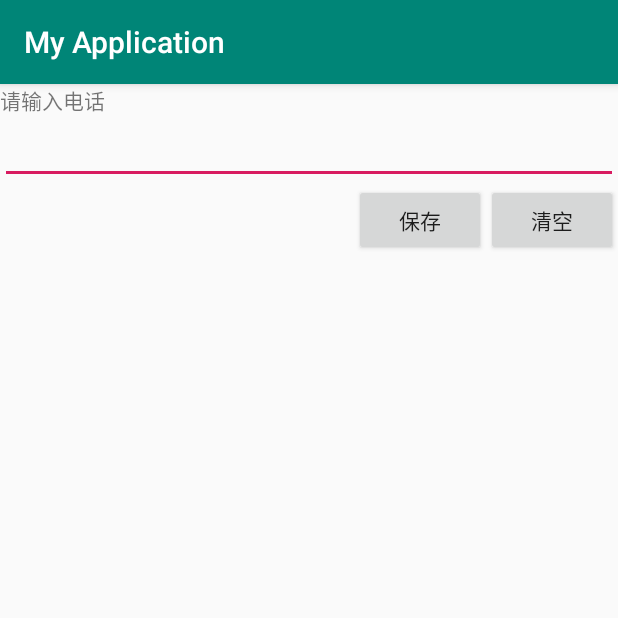
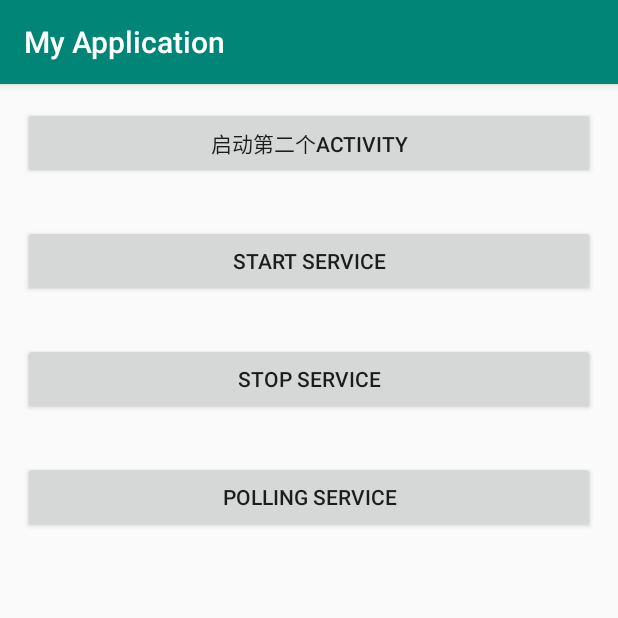
Before and after one commit to Nergal1/ApplicationDemo, an Android app: the screen it shows after launch (MainActivity), on a phone screen of 412 x 824 dp, the top half of it. Run offline under Robolectric (Android 15) with nearby library versions, the phone set to English and light mode, and no system bars.

Commit message:
activity \ service

```diff
--- a/app/src/main/java/com/anbang/myapplication/MainActivity.java
+++ b/app/src/main/java/com/anbang/myapplication/MainActivity.java
@@ -1,13 +1,19 @@
 package com.anbang.myapplication;
+
+import android.content.Intent;
+import android.net.Uri;
+import android.os.Bundle;
+import android.util.Log;
+import android.view.View;
+import android.widget.Button;
 
 import androidx.annotation.NonNull;
 import androidx.annotation.Nullable;
 import androidx.appcompat.app.AppCompatActivity;
 
-import android.os.Bundle;
-import android.os.PersistableBundle;
-import android.util.Log;
-import android.widget.TextView;
+import com.anbang.myapplication.polling.PollingService;
+import com.anbang.myapplication.polling.PollingUtils;
+
 
 public class MainActivity extends AppCompatActivity {
     private String tag = "MainActivity";
@@ -16,55 +22,148 @@ public class MainActivity extends AppCompatActivity {
     protected void onCreate(@Nullable Bundle savedInstanceState) {
         super.onCreate(savedInstanceState);
         setContentView(R.layout.activity_main);
-        Log.i(tag,"---------onCreate---------");
+        Log.i(tag, "---------onCreate---------");
+        Button button = findViewById(R.id.start_btn);
+        button.setOnClickListener(new View.OnClickListener() {
+            @Override
+            public void onClick(View v) {
+//                        Intent second = new Intent(MainActivity.this,SecondActivity.class);
+//                        startActivity(second);
+//                        overridePendingTransition(R.anim.anim_enter,0);
+
+                ////        param1:Activity、Service所在应用的包名.param2:Activity、Service的包名+类名
+                //        ComponentName    path =new ComponentName("com.anbang.myapplication","com.anbang.myapplication.SecondActivity");
+                //        Intent second = new Intent();
+                //        second.setComponent(path);
+                //        startActivity(second);
+
+                //        Intent intent = new Intent("android.intent.action.MAIN");
+                //        intent.setClassName("com.anbang.myapplication","com.anbang.myapplication.SecondActivity");
+                //        startActivity(intent);
+
+                //        //隐式启动
+                //        Intent intent = new Intent();
+                //        intent.setAction("second_action");
+                //        intent.addCategory("second_category");
+                //        startActivity(intent);
+
+                //        //打开QQ音乐
+                //        Intent intent = getPackageManager().getLaunchIntentForPackage
+                //                ("com.tencent.qqmusic") ;
+                //        startActivity(intent) ;
+                Intent intent = new Intent();
+                intent.setDataAndType(Uri.parse("dj://www.dajia.com:1000/image"),"jpeg/png");
+                startActivity(intent);
+            }
+        });
+
+        Button startService = findViewById(R.id.start_service);
+        Button stopService = findViewById(R.id.stop_service);
+        Button pollingService = findViewById(R.id.polling_service);
+        startService.setOnClickListener(new View.OnClickListener() {
+            @Override
+            public void onClick(View v) {
+                Intent intent = new Intent();
+                intent.setAction("com.anbang.myapplication.service.TEST_SERVICE1");
+                //android 5.0以上
+                intent.setPackage(getPackageName());
+                startService(intent);
+            }
+        });
+
+        stopService.setOnClickListener(new View.OnClickListener() {
+            @Override
+            public void onClick(View v) {
+                Intent intent = new Intent();
+                intent.setAction("com.anbang.myapplication.service.TEST_SERVICE1");
+                intent.setPackage(getPackageName());
+                stopService(intent);
+            }
+        });
+
+        pollingService.setOnClickListener(new View.OnClickListener() {
+            @Override
+            public void onClick(View v) {
+                PollingUtils.startPollingService(MainActivity.this, 60, PollingService.class, PollingService.ACTION);
+            }
+        });
+        Intent it1 = new Intent("com.anbang.myapplication.service.TEST_SERVICE3");
+        it1.setPackage(getPackageName());
+        Bundle b1 = new Bundle();
+        b1.putString("param", "s1");
+        it1.putExtras(b1);
+
+        Intent it2 = new Intent("com.anbang.myapplication.service.TEST_SERVICE3");
+        it2.setPackage(getPackageName());
+        Bundle b2 = new Bundle();
+        b2.putString("param", "s2");
+        it2.putExtras(b2);
+
+        Intent it3 = new Intent("com.anbang.myapplication.service.TEST_SERVICE3");
+        it3.setPackage(getPackageName());
+        Bundle b3 = new Bundle();
+        b3.putString("param", "s3");
+        it3.putExtras(b3);
+
+        //接着启动多次IntentService,每次启动,都会新建一个工作线程
+        //但始终只有一个IntentService实例
+        startService(it1);
+        startService(it2);
+        startService(it3);
     }
 
     @Override
     protected void onRestart() {
         super.onRestart();
-        Log.i(tag,"---------onRestart---------");
+        Log.i(tag, "---------onRestart---------");
     }
 
     @Override
     protected void onStart() {
         super.onStart();
-        Log.i(tag,"---------onStart---------");
+        Log.i(tag, "---------onStart---------");
     }
 
     @Override
     protected void onRestoreInstanceState(Bundle savedInstanceState) {
         super.onRestoreInstanceState(savedInstanceState);
-        Log.i(tag,"---------onRestoreInstanceState---------");
+        Log.i(tag, "---------onRestoreInstanceState---------");
+    }
+
+    @Override
+    public void onWindowFocusChanged(boolean hasFocus) {
+        super.onWindowFocusChanged(hasFocus);
+        Log.i(tag, "---------onWindowFocusChanged---------");
     }
 
     @Override
     protected void onResume() {
         super.onResume();
-        Log.i(tag,"---------onResume---------");
+        Log.i(tag, "---------onResume---------");
     }
 
     @Override
     protected void onPause() {
         super.onPause();
-        Log.i(tag,"---------onPause---------");
+        Log.i(tag, "---------onPause---------");
     }
 
     @Override
     protected void onStop() {
         super.onStop();
-        Log.i(tag,"---------onStop---------");
+        Log.i(tag, "---------onStop---------");
     }
 
     @Override
     protected void onSaveInstanceState(@NonNull Bundle outState) {
         super.onSaveInstanceState(outState);
-        Log.i(tag,"---------onSaveInstanceState---------");
+        Log.i(tag, "---------onSaveInstanceState---------");
     }
 
 
     @Override
     protected void onDestroy() {
         super.onDestroy();
-        Log.i(tag,"---------onDestroy---------");
+        Log.i(tag, "---------onDestroy---------");
     }
 }
--- /dev/null
+++ b/app/src/main/res/anim/anim_enter.xml
@@ -0,0 +1,23 @@
+<?xml version="1.0" encoding="utf-8"?>
+<set xmlns:android="http://schemas.android.com/apk/res/android"
+    android:interpolator="@android:anim/decelerate_interpolator">
+<!--    <translate-->
+<!--        android:duration="@android:integer/config_mediumAnimTime"-->
+<!--        android:fromXDelta="100%p"-->
+<!--        android:toXDelta="0%p" />-->
+    <alpha
+        android:duration="500"
+        android:fromAlpha="0.4"
+        android:toAlpha="1"
+        android:interpolator="@android:anim/accelerate_decelerate_interpolator"
+        />
+    <scale
+        android:duration="500"
+        android:fromXScale="0"
+        android:fromYScale="0"
+        android:interpolator="@android:anim/accelerate_interpolator"
+        android:pivotX="50%"
+        android:pivotY="50%"
+        android:toXScale="1"
+        android:toYScale="1"></scale>
+</set>
--- a/app/src/main/res/layout/activity_main.xml
+++ b/app/src/main/res/layout/activity_main.xml
@@ -4,30 +4,32 @@
     android:layout_height="match_parent"
     android:orientation="vertical"
     >
-    <TextView
-        android:layout_width="wrap_content"
+    <Button
+        android:id="@+id/start_btn"
+        android:layout_width="match_parent"
         android:layout_height="wrap_content"
-        android:text="请输入电话"
-        ></TextView>
-     <EditText
-         android:layout_width="match_parent"
-         android:layout_height="wrap_content"></EditText>
-    <LinearLayout
-        android:layout_width="wrap_content"
+        android:text="启动第二个Activity"
+        android:layout_margin="15dp"
+        ></Button>
+    <Button
+        android:id="@+id/start_service"
+        android:layout_width="match_parent"
         android:layout_height="wrap_content"
-        android:orientation="horizontal"
-        android:layout_gravity="right
-"
-        >
-        <Button
-            android:layout_width="wrap_content"
-            android:layout_height="wrap_content"
-            android:text="保存"
-            ></Button>
-        <Button
-            android:layout_width="wrap_content"
-            android:layout_height="wrap_content"
-            android:text="清空"
-            ></Button>
-    </LinearLayout>
+        android:text="start service"
+        android:layout_margin="15dp"
+        ></Button>
+    <Button
+        android:id="@+id/stop_service"
+        android:layout_width="match_parent"
+        android:layout_height="wrap_content"
+        android:text="stop service"
+        android:layout_margin="15dp"
+        ></Button>
+    <Button
+        android:id="@+id/polling_service"
+        android:layout_width="match_parent"
+        android:layout_height="wrap_content"
+        android:text="polling service"
+        android:layout_margin="15dp"
+        ></Button>
 </LinearLayout>
--- /dev/null
+++ b/app/src/main/res/transition/slide.xml
@@ -0,0 +1,6 @@
+<?xml version="1.0" encoding="utf-8"?>
+<slide xmlns:android="http://schemas.android.com/apk/res/android"
+    android:interpolator="@android:interpolator/accelerate_cubic"
+    >
+
+</slide>
```
Also changed, not shown: app/src/main/AndroidManifest.xml (+37 -2 lines), app/src/main/java/com/anbang/myapplication/SecondActivity.java (added, +87 -0 lines), app/src/main/java/com/anbang/myapplication/polling/PollingService.java (added, +42 -0 lines), app/src/main/java/com/anbang/myapplication/polling/PollingUtils.java (added, +45 -0 lines), app/src/main/java/com/anbang/myapplication/service/TestService1.java (added, +42 -0 lines), app/src/main/java/com/anbang/myapplication/service/TestService2.java (added, +74 -0 lines), app/src/main/java/com/anbang/myapplication/service/TestService3.java (added, +69 -0 lines), app/src/main/res/anim/alpha_anim.xml (added, +9 -0 lines), app/src/main/res/anim/anim_exit.xml (added, +13 -0 lines), app/src/main/res/anim/rotate_anim.xml (added, +8 -0 lines), app/src/main/res/anim/scale_anim.xml (added, +10 -0 lines), app/src/main/res/layout/activity_second.xml (added, +47 -0 lines), app/src/main/java/com/anbang/myapplication/polling/readme.txt (added).
